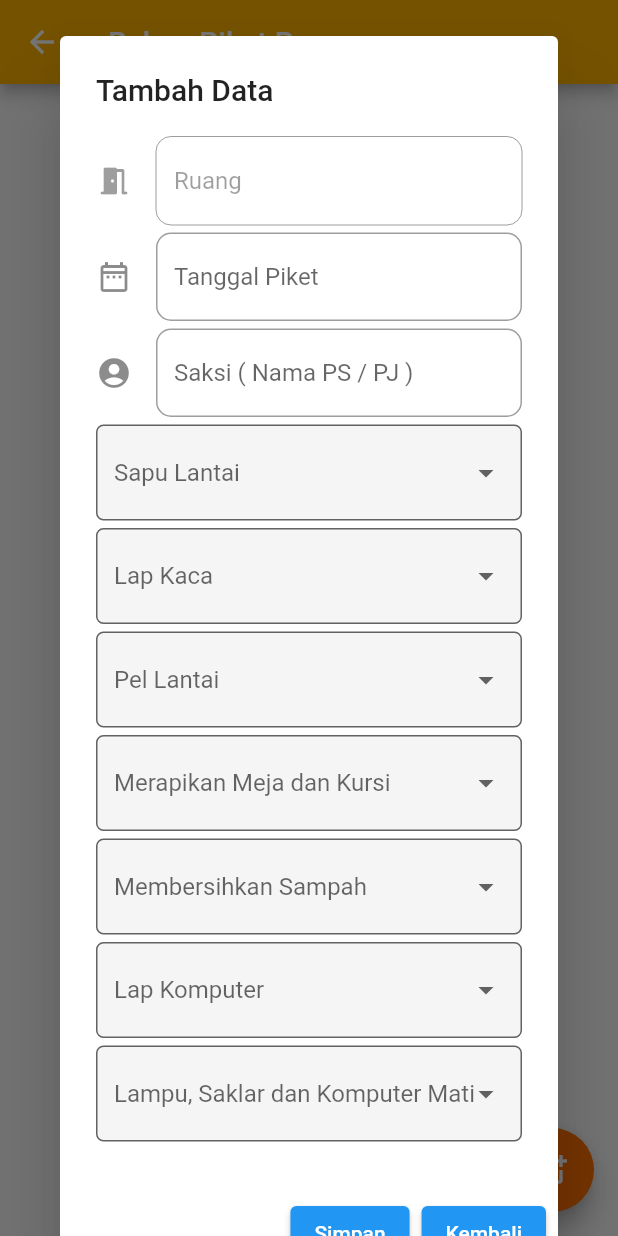
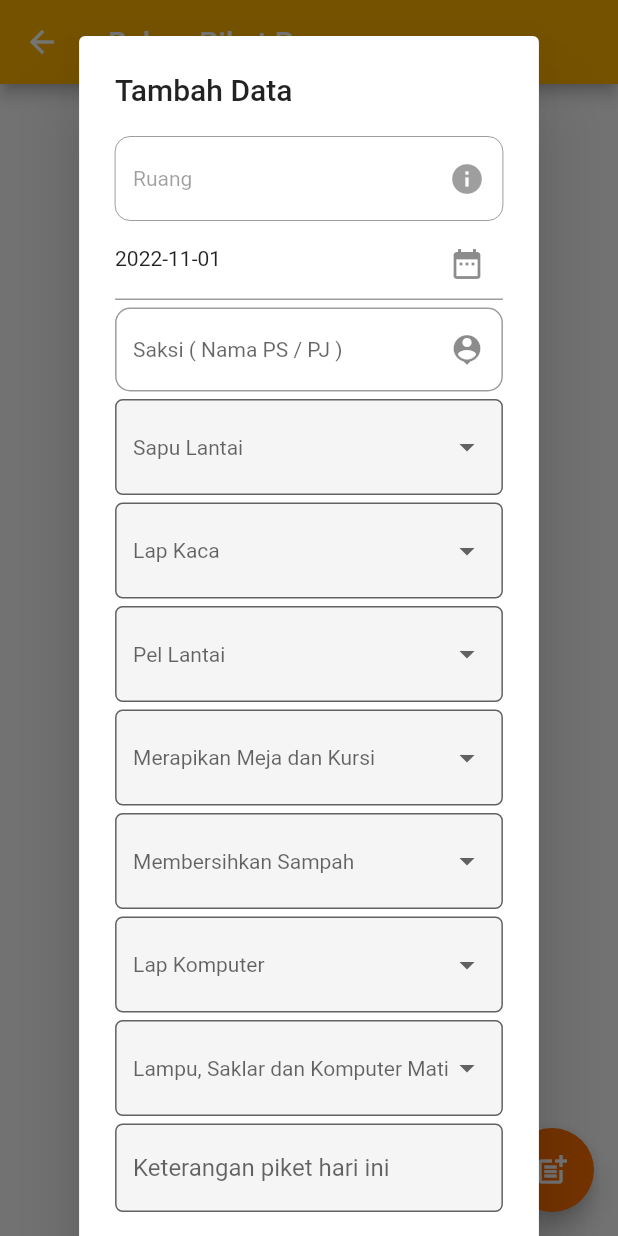
Before and after one commit to aistaqiemsy/flutter_scr, a Flutter app: the RekapPiket screen opened directly with empty values, after a tap on the "post add" icon, on a phone screen of 412 x 824 dp. Run offline on Flutter 3.47's test engine with Material 2 defaults, Android fonts, the phone set to English and light mode, and no system bars; drawn by our look-alikes of datetime_picker_formfield; our stand-ins replace syncfusion_flutter_datepicker; network calls fail.

Commit message:
Finish untuk input-display piket rayon

```diff
--- a/lib/ps/rekap_piket.dart
+++ b/lib/ps/rekap_piket.dart
@@ -7,6 +7,8 @@
 import 'package:intl/intl.dart';
 import 'package:scr_wikrama/ps/tambah_piket_harian.dart';
 import 'package:http/http.dart' as http;
+import 'package:syncfusion_flutter_datepicker/datepicker.dart';
+import 'package:datetime_picker_formfield/datetime_picker_formfield.dart';
 
 class RekapPiket extends StatefulWidget {
   const RekapPiket(
@@ -24,6 +26,11 @@
   List rekap;
   String id_ruang;
 
+  //setting state tanggal
+  late String _dateCount;
+  late String _range;
+  late DateTime _tglController;
+
   static const List<String> list = <String>["-", "V"];
   String _valueSapuLantai = list.first;
   String _valueLapKaca = list.first;
@@ -34,16 +41,14 @@
   String _valueSaklar = list.first;
 
   TextEditingController _idRuangController = new TextEditingController();
-  TextEditingController _tglController = new TextEditingController();
   TextEditingController _checkerController = new TextEditingController();
 
   Future<void> _simpanPiket() async {
-    print(_valueSapuLantai);
-    var url = Uri.http("127.0.0.1",
+    var url = Uri.http("localhost",
         "/scr_wikrama/students/piket/tambah_piket_harian.php", {'q': '{http}'});
     var response = await http.post(url, body: {
       "id_ruang": _idRuangController.text,
-      "tgl": _tglController.text,
+      "tgl": _tglController.toString(),
       "checker": _checkerController.text,
       "sapu": _valueSapuLantai,
       "lap": _valueLapKaca,
@@ -79,23 +84,15 @@
               actions: [
                 ElevatedButton(
                     child: Text(
-                      "Iya",
+                      "OK",
                       style: TextStyle(color: Colors.white),
                     ),
                     onPressed: () {
-                      print("Tombol iya ditekan...");
+                      _refreshPiket(); // panggil fungsi refresh data
+
+                      print("Tombol ['OK'] ditekan...");
+                      Navigator.pop(context);
                     }),
-                ElevatedButton(
-                    child: Text(
-                      "Tidak",
-                      style: TextStyle(color: Colors.white),
-                    ),
-                    onPressed: () {
-                      print("Tombol tidak ditekan...");
-
-                      _refreshPiket();
-                      Navigator.pop(context);
-                    })
               ],
             ));
           });
@@ -180,6 +177,9 @@
     _idRuangController.text = id_ruang;
     _refreshPiket();
 
+    _dateCount = '';
+    _range = '';
+
     super.initState();
   }
 
@@ -248,33 +248,64 @@
                     Padding(
                       padding: EdgeInsets.only(bottom: 5),
                       child: TextFormField(
+                        style: TextStyle(
+                          fontSize: 14
+                        ),
                         controller: _idRuangController,
                         enabled: false,
                         decoration: InputDecoration(
+                            suffixIcon: InkWell(
+                              child: Icon(Icons.info),
+                              onTap: () {
+                                print("informasi tentang otomatis room");
+                              },
+                            ),
                             hintText: ("Ruang"),
-                            icon: Icon(Icons.meeting_room_rounded),
                             border: OutlineInputBorder(
-                                borderRadius: BorderRadius.circular(10))),
+                              borderRadius: BorderRadius.circular(10),
+                            ),
+                            enabledBorder: OutlineInputBorder(
+                                borderSide: BorderSide(color: Colors.amber))),
                       ),
                     ),
                     Padding(
-                      padding: EdgeInsets.only(bottom: 5),
-                      child: TextFormField(
-                        controller: _tglController,
-                        decoration: InputDecoration(
-                            hintText: ("Tanggal Piket"),
-                            icon: Icon(Icons.date_range_outlined),
-                            border: OutlineInputBorder(
-                                borderRadius: BorderRadius.circular(10))),
-                      ),
-                    ),
+                        padding: EdgeInsets.only(bottom: 5),
+                        child: DateTimeField(
+                          style: TextStyle(
+                          fontSize: 14
+                        ),
+                          decoration: InputDecoration(
+                            suffixIcon: Icon(
+                              Icons.date_range
+                            ),
+                          ),
+                          initialValue: DateTime.now(),
+                          format: DateFormat("yyyy-MM-dd"),
+                          onShowPicker: (context, currentValue) async {
+                            final date = await showDatePicker(
+                              context: context,
+                              initialDate: currentValue ?? DateTime.now(),
+                              firstDate: DateTime(1998),
+                              lastDate: DateTime(2025),
+                            );
+                            if (date != null) {
+                              return _tglController = DateTime.now();
+                            }
+                            return currentValue;
+                          },
+                        )),
                     Padding(
                       padding: EdgeInsets.only(bottom: 5),
                       child: TextFormField(
+                        style: TextStyle(
+                          fontSize: 14
+                        ),
                         controller: _checkerController,
                         decoration: InputDecoration(
                           hintText: ("Saksi ( Nama PS / PJ )"),
-                          icon: Icon(Icons.account_circle_sharp),
+                          suffixIcon: Icon(
+                              Icons.person_pin
+                            ),
                           border: OutlineInputBorder(
                             borderRadius: BorderRadius.circular(10),
                           ),
@@ -284,6 +315,9 @@
                     Padding(
                         padding: EdgeInsets.only(bottom: 5),
                         child: DropdownButtonFormField(
+                          style: TextStyle(
+                          fontSize: 14
+                        ),
                             decoration: InputDecoration(
                                 border: OutlineInputBorder(
                                     borderRadius:
@@ -305,6 +339,9 @@
                     Padding(
                         padding: EdgeInsets.only(bottom: 5),
                         child: DropdownButtonFormField(
+                          style: TextStyle(
+                          fontSize: 14
+                        ),
                             decoration: InputDecoration(
                                 border: OutlineInputBorder(
                                     borderRadius:
@@ -326,6 +363,9 @@
                     Padding(
                         padding: EdgeInsets.only(bottom: 5),
                         child: DropdownButtonFormField(
+                          style: TextStyle(
+                          fontSize: 14
+                        ),
                             decoration: InputDecoration(
                                 border: OutlineInputBorder(
                                     borderRadius:
@@ -347,6 +387,9 @@
                     Padding(
                         padding: EdgeInsets.only(bottom: 5),
                         child: DropdownButtonFormField(
+                          style: TextStyle(
+                          fontSize: 14
+                        ),
                             decoration: InputDecoration(
                                 border: OutlineInputBorder(
                                     borderRadius:
@@ -368,6 +411,9 @@
                     Padding(
                         padding: EdgeInsets.only(bottom: 5),
                         child: DropdownButtonFormField(
+                          style: TextStyle(
+                          fontSize: 14
+                        ),
                             decoration: InputDecoration(
                                 border: OutlineInputBorder(
                                     borderRadius:
@@ -389,6 +435,9 @@
                     Padding(
                         padding: EdgeInsets.only(bottom: 5),
                         child: DropdownButtonFormField(
+                          style: TextStyle(
+                          fontSize: 14
+                        ),
                             decoration: InputDecoration(
                                 border: OutlineInputBorder(
                                     borderRadius:
@@ -410,6 +459,9 @@
                     Padding(
                         padding: EdgeInsets.only(bottom: 5),
                         child: DropdownButtonFormField(
+                          style: TextStyle(
+                          fontSize: 14
+                        ),
                             decoration: InputDecoration(
                                 border: OutlineInputBorder(
                                     borderRadius:
@@ -428,6 +480,21 @@
                                 _valueSaklar = value!;
                               });
                             })),
+
+                    Padding(
+                        padding: EdgeInsets.only(bottom: 5),
+                        child: TextField(
+                          maxLines: 6,
+                          minLines: 1,
+                          expands: false,
+                          decoration: InputDecoration(
+                                border: OutlineInputBorder(
+                                    borderRadius:
+                                        BorderRadius.all(Radius.circular(5))),
+                                filled: true,
+                                hintText: 'Keterangan piket hari ini'),
+                        )
+                      ),
                   ],
                 ),
                 actions: [
@@ -440,6 +507,8 @@
                         print("Menyimpan data...");
                         _simpanPiket();
 
+                        print(_tglController);
+
                         // _getData(); // untuk mereload data
 
                         Navigator.pop(context);
@@ -451,6 +520,7 @@
                       ),
                       onPressed: () {
                         print("Tombol kembali ditekan...");
+                        Navigator.pop(context);
                       })
                 ],
               ));
--- a/lib/ps/tambah_piket_harian.dart
+++ b/lib/ps/tambah_piket_harian.dart
@@ -37,7 +37,7 @@
 
   Future<void> _simpanPiket() async {
     print(_valueSapuLantai);
-    var url = Uri.http("127.0.0.1",
+    var url = Uri.http("10.10.9.81",
         "/scr_wikrama/students/piket/tambah_piket_harian.php", {'q': '{http}'});
     var response = await http.post(url, body: {
       "id_ruang": _idRuang.text,
--- a/pubspec.yaml
+++ b/pubspec.yaml
@@ -30,6 +30,8 @@
 # versions available, run `flutter pub outdated`.
 dependencies:
   http: ^0.13.5
+  syncfusion_flutter_datepicker: ^18.3.42-beta
+  datetime_picker_formfield: ^2.0.1
   flutter:
     sdk: flutter
 
```
Also changed, not shown: lib/main.dart (+10 -23 lines), pubspec.lock.
